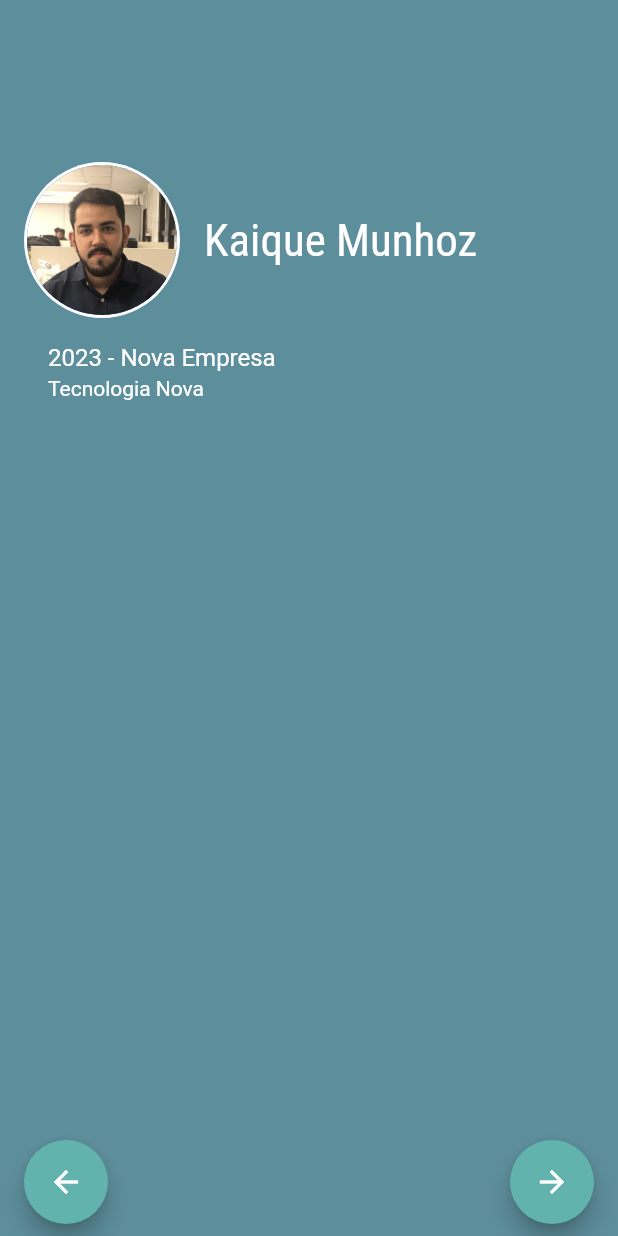
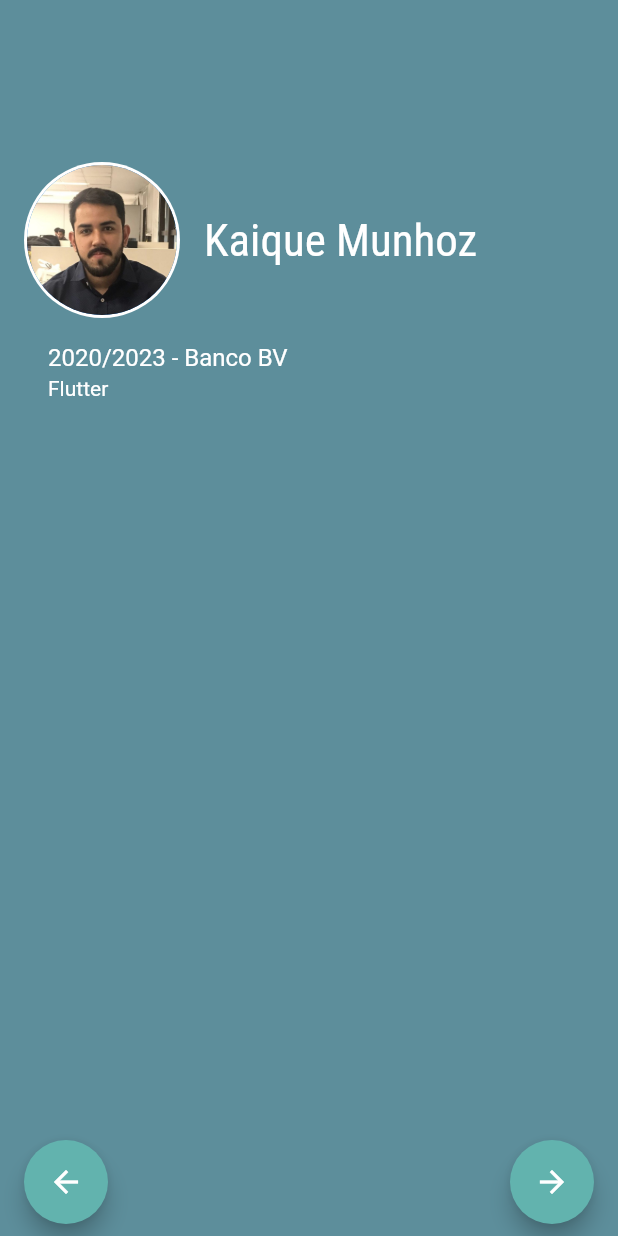
Before and after one commit to KaiqueMunhoz/apresentacao-flutter, a Flutter app: the AboutMe screen opened by its route, after a tap on the "arrow forward" icon, on a phone screen of 412 x 824 dp. Run offline on Flutter 3.47's test engine with Material 2 defaults, Android fonts, the phone set to English and light mode, and no system bars; our stand-ins replace flare_flutter.

Commit message:
fix: Add correct implementation of _addItem

```diff
--- a/apresentacao/lib/src/features/about_me/presentation/pages/about_me.dart
+++ b/apresentacao/lib/src/features/about_me/presentation/pages/about_me.dart
@@ -19,6 +19,8 @@ class _AboutMeState extends State<AboutMe> {
     {'year': '2019', 'company': 'Oi', 'tech': 'React-Native | React | Node'},
     {'year': '2018', 'company': 'Banco Pan', 'tech': 'Android Nativo / Kotlin'},
   ];
+
+  int currentExperience = 1;
 
   @override
   Widget build(BuildContext context) {
@@ -66,13 +68,14 @@ class _AboutMeState extends State<AboutMe> {
   }
 
   void _addItem() {
+    if (currentExperience > 3) {
+      return;
+    }
+
     final int index = experiences.length;
     setState(() {
-      experiences.add({
-        'year': '2023',
-        'company': 'Nova Empresa',
-        'tech': 'Tecnologia Nova'
-      });
+      experiences = allExperiences.sublist(0, currentExperience);
+      currentExperience++;
     });
     listKey.currentState!.insertItem(index);
   }
```
